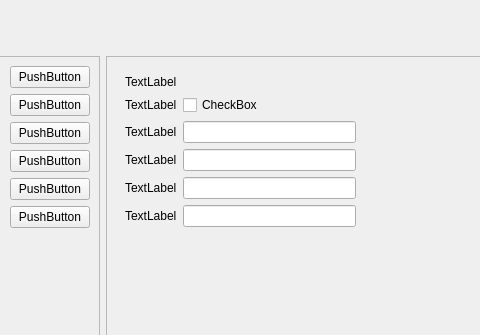
Old version of the form mainwidget.ui in the repository iamsaywhat/cutecom-terminal; both pictures show x 274 to 754 and y 0 to 335 of the 926 by 666 pixel window.
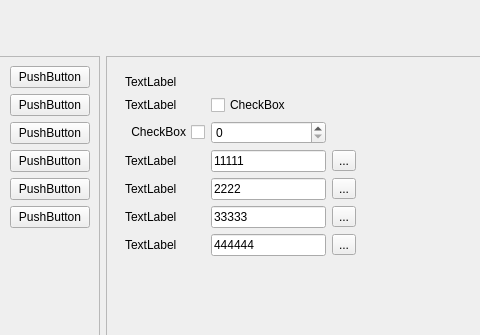
New version of the form.

```diff
--- a/mainwidget.ui
+++ b/mainwidget.ui
@@ -699,6 +699,20 @@
                     </widget>
                     <widget class="QWidget" name="consoleSettingPage">
                      <layout class="QGridLayout" name="gridLayout_10">
+                      <item row="6" column="2">
+                       <widget class="QLineEdit" name="lineEditConsoleHotKey4">
+                        <property name="text">
+                         <string>444444</string>
+                        </property>
+                       </widget>
+                      </item>
+                      <item row="5" column="2">
+                       <widget class="QLineEdit" name="lineEditConsoleHotKey3">
+                        <property name="text">
+                         <string>33333</string>
+                        </property>
+                       </widget>
+                      </item>
                       <item row="0" column="0">
                        <widget class="QLabel" name="labelSectionConsole">
                         <property name="text">
@@ -706,14 +720,17 @@
                         </property>
                        </widget>
                       </item>
-                      <item row="4" column="0">
+                      <item row="5" column="0">
                        <widget class="QLabel" name="labelConsoleHotKey3">
                         <property name="text">
                          <string>TextLabel</string>
                         </property>
                        </widget>
                       </item>
-                      <item row="6" column="0">
+                      <item row="2" column="2">
+                       <widget class="QSpinBox" name="spinboxConsoleCiclicInterval"/>
+                      </item>
+                      <item row="7" column="0">
                        <spacer name="verticalSpacer_7">
                         <property name="orientation">
                          <enum>Qt::Vertical</enum>
@@ -726,52 +743,92 @@
                         </property>
                        </spacer>
                       </item>
-                      <item row="1" column="1">
+                      <item row="6" column="0">
+                       <widget class="QLabel" name="labelConsoleHotKey4">
+                        <property name="text">
+                         <string>TextLabel</string>
+                        </property>
+                       </widget>
+                      </item>
+                      <item row="3" column="3">
+                       <widget class="QToolButton" name="buttonConsoleHotkey1">
+                        <property name="text">
+                         <string>...</string>
+                        </property>
+                       </widget>
+                      </item>
+                      <item row="1" column="2">
                        <widget class="QCheckBox" name="checkboxConsoleEcho">
                         <property name="text">
                          <string>CheckBox</string>
                         </property>
                        </widget>
                       </item>
-                      <item row="1" column="0">
-                       <widget class="QLabel" name="labelConsoleEcho">
+                      <item row="6" column="3">
+                       <widget class="QToolButton" name="buttonConsoleHotkey4">
                         <property name="text">
-                         <string>TextLabel</string>
+                         <string>...</string>
                         </property>
                        </widget>
                       </item>
-                      <item row="2" column="0">
+                      <item row="3" column="0">
                        <widget class="QLabel" name="labelConsoleHotKey1">
                         <property name="text">
                          <string>TextLabel</string>
                         </property>
                        </widget>
                       </item>
-                      <item row="3" column="0">
+                      <item row="1" column="0">
+                       <widget class="QLabel" name="labelConsoleEcho">
+                        <property name="text">
+                         <string>TextLabel</string>
+                        </property>
+                       </widget>
+                      </item>
+                      <item row="4" column="2">
+                       <widget class="QLineEdit" name="lineEditConsoleHotKey2">
+                        <property name="text">
+                         <string>2222</string>
+                        </property>
+                       </widget>
+                      </item>
+                      <item row="5" column="3">
+                       <widget class="QToolButton" name="buttonConsoleHotkey3">
+                        <property name="text">
+                         <string>...</string>
+                        </property>
+                       </widget>
+                      </item>
+                      <item row="3" column="2">
+                       <widget class="QLineEdit" name="lineEditConsoleHotKey1">
+                        <property name="text">
+                         <string>11111</string>
+                        </property>
+                       </widget>
+                      </item>
+                      <item row="4" column="0">
                        <widget class="QLabel" name="labelConsoleHotKey2">
                         <property name="text">
                          <string>TextLabel</string>
                         </property>
                        </widget>
                       </item>
-                      <item row="5" column="0">
-                       <widget class="QLabel" name="labelConsoleHotKey4">
+                      <item row="4" column="3">
+                       <widget class="QToolButton" name="buttonConsoleHotkey2">
                         <property name="text">
-                         <string>TextLabel</string>
+                         <string>...</string>
                         </property>
                        </widget>
                       </item>
-                      <item row="2" column="1">
-                       <widget class="QLineEdit" name="lineEditConsoleHotKey1"/>
-                      </item>
-                      <item row="3" column="1">
-                       <widget class="QLineEdit" name="lineEditConsoleHotKey2"/>
-                      </item>
-                      <item row="4" column="1">
-                       <widget class="QLineEdit" name="lineEditConsoleHotKey3"/>
-                      </item>
-                      <item row="5" column="1">
-                       <widget class="QLineEdit" name="lineEditConsoleHotKey4"/>
+                      <item row="2" column="0">
+                       <widget class="QCheckBox" name="checkboxConsoleCiclic">
+                        <property name="layoutDirection">
+                         <enum>Qt::RightToLeft</enum>
+                        </property>
+                        <property name="text">
+                         <string>CheckBox</string>
+                        </property>
+                       </widget>
                       </item>
                      </layout>
                     </widget>
```
Left out of the diff: 32 changed lines with no effect on the pictures.
